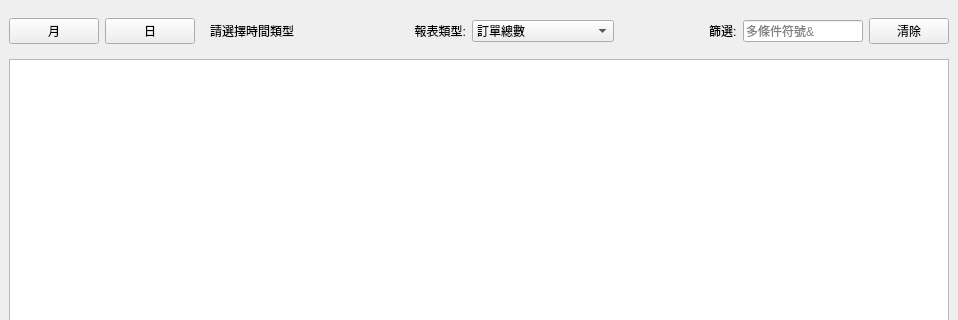
First picture: the form in src/AdbClient/StageReport/LayerGameReport.ui, repository roger0816/Adb, before the edit; both pictures show x 0 to 958 and y 0 to 320 of the 958 by 535 pixel window.
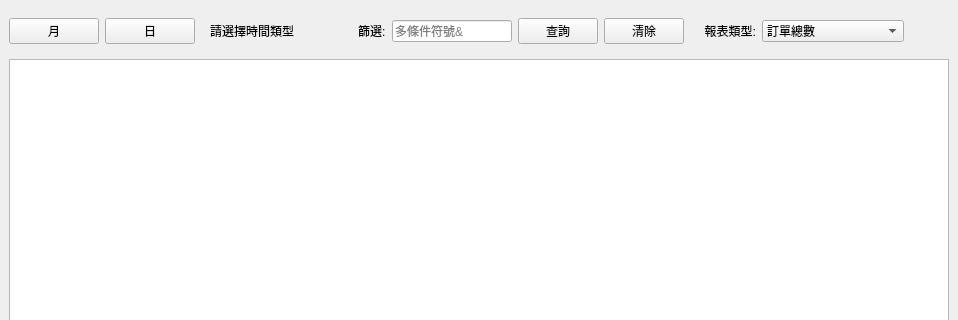
Second picture: the form after the edit.

```diff
--- a/src/AdbClient/StageReport/LayerGameReport.ui
+++ b/src/AdbClient/StageReport/LayerGameReport.ui
@@ -162,91 +162,6 @@
            </layout>
           </widget>
          </item>
-         <item>
-          <spacer name="horizontalSpacer_3">
-           <property name="orientation">
-            <enum>Qt::Horizontal</enum>
-           </property>
-           <property name="sizeHint" stdset="0">
-            <size>
-             <width>40</width>
-             <height>20</height>
-            </size>
-           </property>
-          </spacer>
-         </item>
-         <item>
-          <widget class="QWidget" name="wTypeArea" native="true">
-           <property name="minimumSize">
-            <size>
-             <width>200</width>
-             <height>0</height>
-            </size>
-           </property>
-           <layout class="QHBoxLayout" name="horizontalLayout_3">
-            <property name="leftMargin">
-             <number>0</number>
-            </property>
-            <property name="topMargin">
-             <number>0</number>
-            </property>
-            <property name="rightMargin">
-             <number>0</number>
-            </property>
-            <property name="bottomMargin">
-             <number>0</number>
-            </property>
-            <item>
-             <widget class="QLabel" name="label_3">
-              <property name="sizePolicy">
-               <sizepolicy hsizetype="Fixed" vsizetype="Preferred">
-                <horstretch>0</horstretch>
-                <verstretch>0</verstretch>
-               </sizepolicy>
-              </property>
-              <property name="text">
-               <string>報表類型:</string>
-              </property>
-              <property name="alignment">
-               <set>Qt::AlignRight|Qt::AlignTrailing|Qt::AlignVCenter</set>
-              </property>
-             </widget>
-            </item>
-            <item>
-             <widget class="QComboBox" name="cbType">
-              <item>
-               <property name="text">
-                <string>訂單總數</string>
-               </property>
-              </item>
-              <item>
-               <property name="text">
-                <string>儲值時間</string>
-               </property>
-              </item>
-              <item>
-               <property name="text">
-                <string>每筆均時</string>
-               </property>
-              </item>
-             </widget>
-            </item>
-           </layout>
-          </widget>
-         </item>
-         <item>
-          <spacer name="horizontalSpacer_4">
-           <property name="orientation">
-            <enum>Qt::Horizontal</enum>
-           </property>
-           <property name="sizeHint" stdset="0">
-            <size>
-             <width>40</width>
-             <height>20</height>
-            </size>
-           </property>
-          </spacer>
-         </item>
          <item>
           <widget class="QWidget" name="widget_3" native="true">
            <property name="sizePolicy">
@@ -294,6 +209,13 @@
               </property>
              </widget>
             </item>
+            <item>
+             <widget class="QPushButton" name="btnOk">
+              <property name="text">
+               <string>查詢</string>
+              </property>
+             </widget>
+            </item>
             <item>
              <widget class="QPushButton" name="btnClear">
               <property name="text">
@@ -304,6 +226,78 @@
            </layout>
           </widget>
          </item>
+         <item>
+          <widget class="QWidget" name="wTypeArea" native="true">
+           <property name="minimumSize">
+            <size>
+             <width>200</width>
+             <height>0</height>
+            </size>
+           </property>
+           <layout class="QHBoxLayout" name="horizontalLayout_3">
+            <property name="leftMargin">
+             <number>0</number>
+            </property>
+            <property name="topMargin">
+             <number>0</number>
+            </property>
+            <property name="rightMargin">
+             <number>0</number>
+            </property>
+            <property name="bottomMargin">
+             <number>0</number>
+            </property>
+            <item>
+             <widget class="QLabel" name="label_3">
+              <property name="sizePolicy">
+               <sizepolicy hsizetype="Fixed" vsizetype="Preferred">
+                <horstretch>0</horstretch>
+                <verstretch>0</verstretch>
+               </sizepolicy>
+              </property>
+              <property name="text">
+               <string>報表類型:</string>
+              </property>
+              <property name="alignment">
+               <set>Qt::AlignRight|Qt::AlignTrailing|Qt::AlignVCenter</set>
+              </property>
+             </widget>
+            </item>
+            <item>
+             <widget class="QComboBox" name="cbType">
+              <item>
+               <property name="text">
+                <string>訂單總數</string>
+               </property>
+              </item>
+              <item>
+               <property name="text">
+                <string>儲值時間</string>
+               </property>
+              </item>
+              <item>
+               <property name="text">
+                <string>每筆均時</string>
+               </property>
+              </item>
+             </widget>
+            </item>
+           </layout>
+          </widget>
+         </item>
+         <item>
+          <spacer name="horizontalSpacer_4">
+           <property name="orientation">
+            <enum>Qt::Horizontal</enum>
+           </property>
+           <property name="sizeHint" stdset="0">
+            <size>
+             <width>40</width>
+             <height>20</height>
+            </size>
+           </property>
+          </spacer>
+         </item>
         </layout>
        </widget>
       </item>
```
